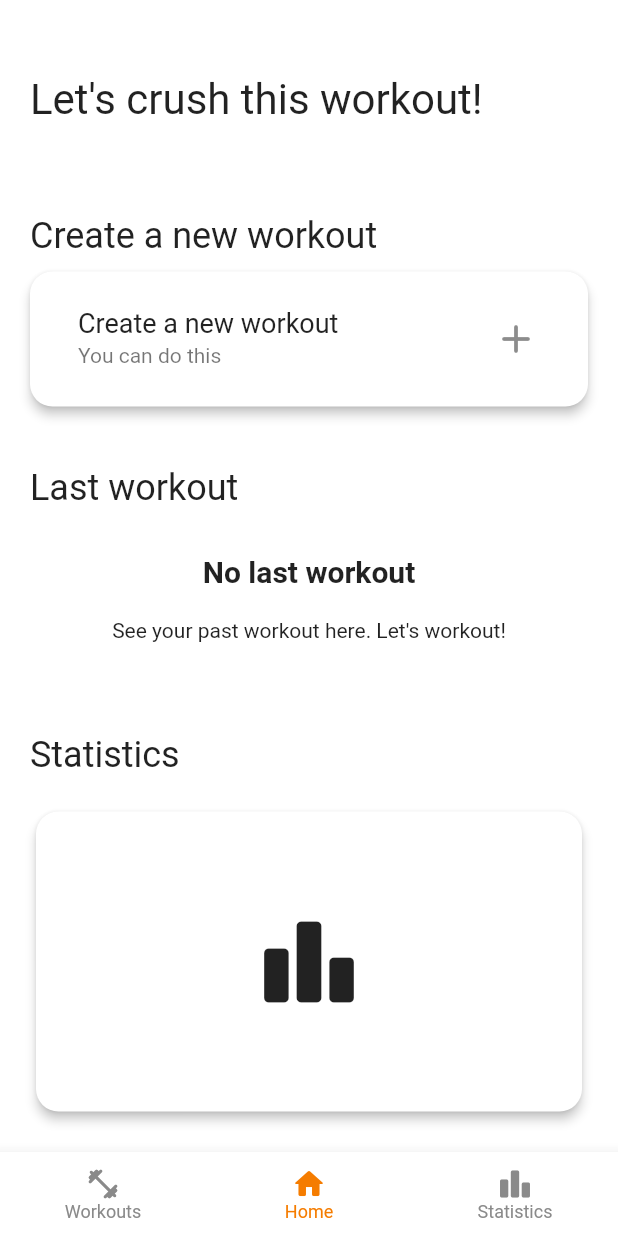
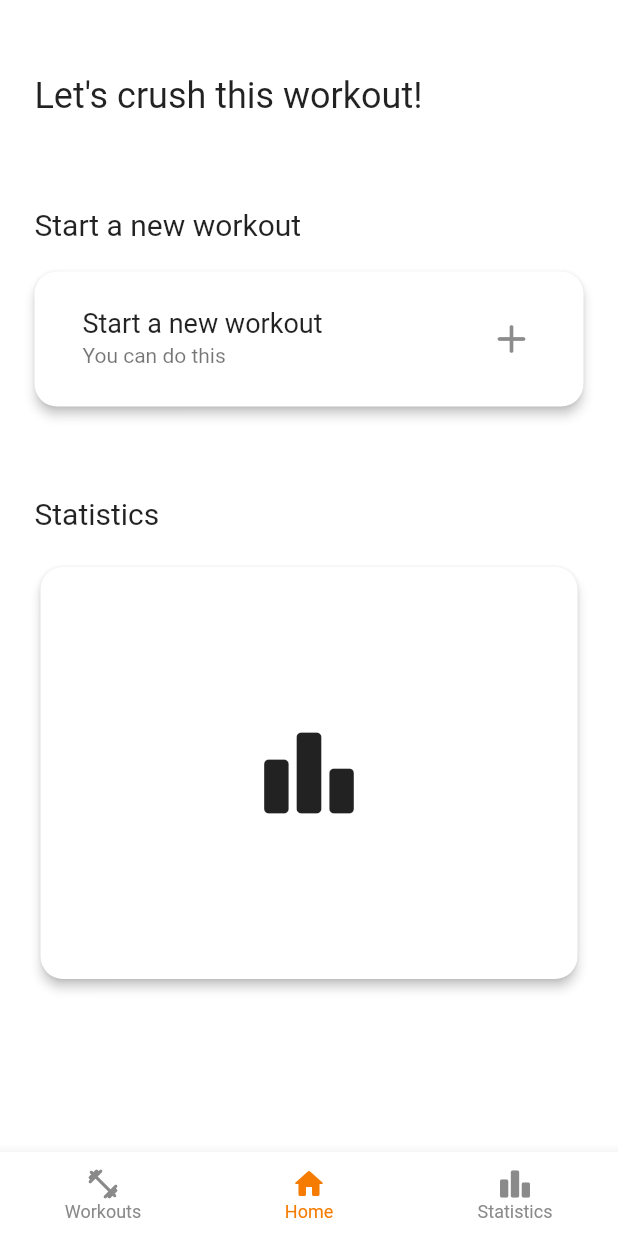
Before and after one commit to chalvikves/WorkoutApp, a Flutter app: the screen it shows after launch, on a phone screen of 412 x 824 dp. Run offline on Flutter 3.47's test engine with Material 2 defaults, Android fonts, the phone set to English and light mode, and no system bars.

Commit message:
New design

```diff
--- a/workoutapp/lib/views/dashboard.dart
+++ b/workoutapp/lib/views/dashboard.dart
@@ -1,6 +1,5 @@
 import 'package:flutter/material.dart';
 import 'package:workoutapp/views/Widgets/CardForWorkout.dart';
-import 'package:workoutapp/views/Widgets/emptyPast.dart';
 import '../static/colors.dart' as col;
 
 class Dashboard extends StatefulWidget {
@@ -11,11 +10,24 @@ class Dashboard extends StatefulWidget {
 }
 
 class _DashboardState extends State<Dashboard> {
+  PageController _statController = PageController();
   /*
   TODO:
     * Navigation for buttons
 
   */
+
+  @override
+  void dispose() {
+    _statController.dispose();
+    super.dispose();
+  }
+
+  var iconsMult = [
+    Icon(Icons.leaderboard_rounded, size: 72),
+    Icon(Icons.account_balance_rounded, size: 72),
+    Icon(Icons.label_important_outline_rounded, size: 72),
+  ];
 
   @override
   Widget build(BuildContext context) {
@@ -56,7 +68,7 @@ class _DashboardState extends State<Dashboard> {
         body: SafeArea(
           top: true,
           child: Padding(
-            padding: const EdgeInsets.symmetric(horizontal: 20),
+            padding: const EdgeInsets.symmetric(horizontal: 23),
             child: Column(
               crossAxisAlignment: CrossAxisAlignment.start,
               children: [
@@ -66,24 +78,24 @@ class _DashboardState extends State<Dashboard> {
                 Text(
                   "Let's crush this workout!",
                   style: TextStyle(
-                    fontSize: 28,
+                    fontSize: 24,
                   ),
                 ),
                 SizedBox(
                   height: 60,
                 ),
                 Text(
-                  "Create a new workout",
+                  "Start a new workout",
                   style: TextStyle(
-                    fontSize: 24,
+                    fontSize: 20,
                   ),
                 ),
                 SizedBox(
-                  height: 10,
+                  height: 20,
                 ),
                 CardForWorkout(
                   onPressed: () => print('hi'),
-                  title: "Create a new workout",
+                  title: "Start a new workout",
                   muscles: "You can do this",
                   icon: Icon(
                     Icons.add_rounded,
@@ -91,56 +103,44 @@ class _DashboardState extends State<Dashboard> {
                   ),
                 ),
                 SizedBox(
-                  height: 40,
-                ),
-                Text(
-                  "Last workout",
-                  style: TextStyle(
-                    fontSize: 24,
-                  ),
-                ),
-                SizedBox(
-                  height: 10,
-                ),
-                Container(
-                  height: 100,
-                  child: EmptyPastList(
-                    title: 'No last workout',
-                    desc: "See your past workout here. Let's workout!",
-                  ),
-                ),
-                // CardForWorkout(
-                //   onPressed: () => print('hi'),
-                //   title: "Push workout",
-                //   muscles: "Chest, triceps and Shoulders",
-                //   icon: Icon(Icons.arrow_forward_ios_rounded),
-                // ),
-                SizedBox(
-                  height: 40,
+                  height: 60,
                 ),
                 Text(
                   "Statistics",
                   style: TextStyle(
-                    fontSize: 24,
+                    fontSize: 20,
                   ),
                 ),
                 SizedBox(
                   height: 20,
                 ),
-                Card(
-                  shape: RoundedRectangleBorder(
-                    borderRadius: BorderRadius.circular(15),
+                Container(
+                  decoration: BoxDecoration(
+                    boxShadow: [
+                      BoxShadow(
+                        color: Color(0x33000),
+                        blurRadius: 20,
+                        blurStyle: BlurStyle.normal,
+                        offset: Offset(5, 10),
+                      ),
+                    ],
                   ),
-                  child: Container(
-                    height: 200,
-                    child: Center(
-                      child: Icon(
-                        Icons.leaderboard_rounded,
-                        size: 72,
+                  child: Card(
+                    shape: RoundedRectangleBorder(
+                      borderRadius: BorderRadius.circular(15),
+                    ),
+                    child: Container(
+                      height: MediaQuery.of(context).size.height / 3,
+                      // TODO: Lägg till flera "sidor" för de olika statistikerna så man kan scrolla runt
+                      child: Center(
+                        child: PageView(
+                          controller: _statController,
+                          children: [...iconsMult],
+                        ),
                       ),
                     ),
+                    elevation: 3,
                   ),
-                  elevation: 3,
                 )
               ],
             ),
--- a/workoutapp/lib/views/home.dart
+++ b/workoutapp/lib/views/home.dart
@@ -30,8 +30,8 @@ class _HomeState extends State<Home> {
   @override
   Widget build(BuildContext context) {
     final _pages = [
-      CreateWorkout(),
-      //Workouts(),
+      //CreateWorkout(),
+      Workouts(),
       Dashboard(),
       Statistics(),
     ];
```
Also changed, not shown: workoutapp/lib/views/statistics.dart (+11 -1 lines), workoutapp/lib/views/workouts.dart (+8 -55 lines), workoutapp/pubspec.lock.
